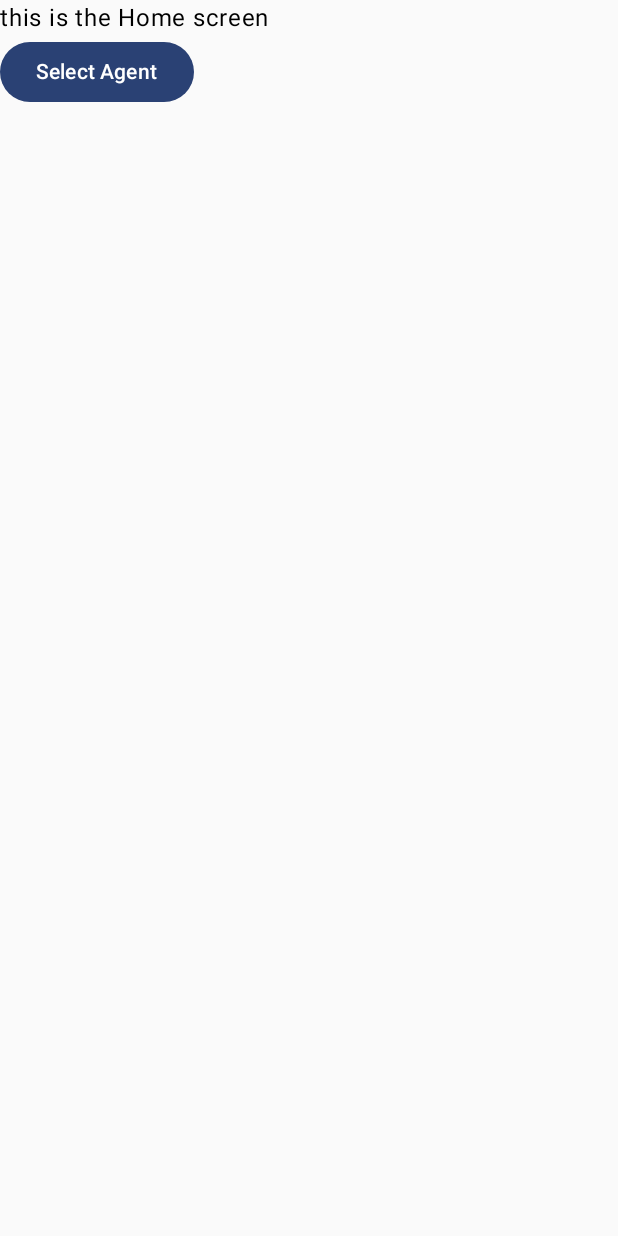
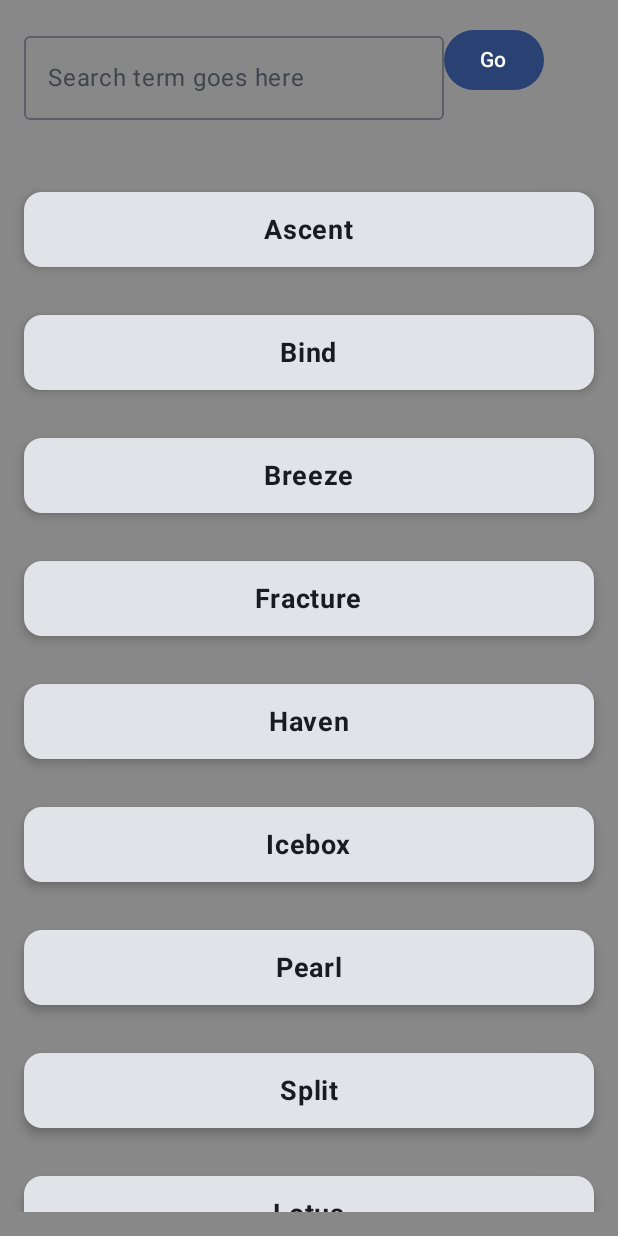
Before and after one commit to ravigavade/Valorant---Clutch-Guide, an Android app built with Jetpack Compose: the screen it shows after launch (MainActivity), on a phone screen of 412 x 824 dp. Run offline under Robolectric (Android 15) with nearby library versions, the light colour scheme and no system bars.

Commit message:
basic ui n activity planning

```diff
--- a/app/src/main/java/com/csaim/valorant_clutchguide/MainActivity.kt
+++ b/app/src/main/java/com/csaim/valorant_clutchguide/MainActivity.kt
@@ -2,18 +2,42 @@
 
 import android.content.Intent
 import android.os.Bundle
+import android.widget.EditText
+import android.widget.Toast
 import androidx.activity.ComponentActivity
 import androidx.activity.compose.setContent
 import androidx.activity.enableEdgeToEdge
+import androidx.compose.foundation.background
+import androidx.compose.foundation.layout.Arrangement
+import androidx.compose.foundation.layout.Box
 import androidx.compose.foundation.layout.Column
+import androidx.compose.foundation.layout.Row
 import androidx.compose.foundation.layout.fillMaxSize
+import androidx.compose.foundation.layout.fillMaxWidth
+import androidx.compose.foundation.layout.height
 import androidx.compose.foundation.layout.padding
+import androidx.compose.foundation.lazy.LazyColumn
+import androidx.compose.foundation.lazy.items
+import androidx.compose.foundation.shape.RoundedCornerShape
 import androidx.compose.material3.Button
+import androidx.compose.material3.Card
+import androidx.compose.material3.CardDefaults
+import androidx.compose.material3.OutlinedTextField
 import androidx.compose.material3.Scaffold
 import androidx.compose.material3.Text
+import androidx.compose.material3.TextField
 import androidx.compose.runtime.Composable
+import androidx.compose.runtime.getValue
+import androidx.compose.runtime.mutableStateOf
+import androidx.compose.runtime.remember
+import androidx.compose.runtime.setValue
+import androidx.compose.ui.Alignment
 import androidx.compose.ui.Modifier
+import androidx.compose.ui.graphics.Color
+import androidx.compose.ui.text.font.FontWeight
 import androidx.compose.ui.tooling.preview.Preview
+import androidx.compose.ui.unit.dp
+import androidx.compose.ui.unit.sp
 import com.csaim.valorant_clutchguide.ui.theme.ValorantClutchGuideTheme
 
 class MainActivity : ComponentActivity() {
@@ -21,13 +45,81 @@
         super.onCreate(savedInstanceState)
         enableEdgeToEdge()
         setContent {
+
+            var searchTerm by remember { mutableStateOf("") }
+
             ValorantClutchGuideTheme {
-                Column {
-                    Text(text = "this is the Home screen")
-                    Button(onClick = {
-                        startActivity(Intent(this@MainActivity,AgentScreen::class.java))
-                    }) { Text(text = "Select Agent") }
+
+                ///
+                Column(
+                    modifier = Modifier
+                        .background(Color.Gray)
+                        .fillMaxSize()
+                ) {
+
+                    Row(
+                        modifier = Modifier
+                            .padding(16.dp)
+                    ) {
+
+                        OutlinedTextField(
+                            value = searchTerm,
+                            onValueChange = { searchTerm = it },
+                            label = { Text("Search term goes here") },
+//                            modifier = Modifier.fillMaxWidth()
+                        )
+                        Button(
+                            onClick = {
+                                startActivity(Intent(this@MainActivity,SideScreen::class.java))
+                            },
+                            modifier = Modifier
+                        ) {
+                            Text(text = "Go")
+                        }
+                    }
+
+                    //list of maps
+                    val maps= listOf("Ascent", "Bind", "Breeze", "Fracture", "Haven", "Icebox", "Pearl", "Split", "Lotus", "Sunset", "Abyss")
+
+                    //replancement of recycler view
+                    LazyColumn(
+                        modifier = Modifier
+                            .padding(16.dp)
+                    ) {
+                        items(maps){ mapName->//maps is the list of maps
+                            //card view for better ui
+                            Card(
+                                modifier = Modifier
+                                    .padding(16.dp)
+                                    .fillParentMaxWidth()
+                                    .height(50.dp),
+                                shape = RoundedCornerShape(12.dp),
+                                elevation = CardDefaults.cardElevation(defaultElevation = 4.dp),
+                                onClick = { startActivity(Intent(this@MainActivity,AgentScreen::class.java)) }
+
+                            ) {
+                                //box to center the text
+                                Box(
+                                    modifier = Modifier.fillMaxSize(), // Make the Box fill the whole Card
+                                    contentAlignment = Alignment.Center // Center the content inside the Box
+                                ) {
+                                    Text(
+                                        text = mapName,
+                                        fontSize = 18.sp,
+                                        fontWeight = FontWeight.Bold
+                                    )
+                                }
+                            }
+                        }
+                    }
+
                 }
+                ///
+
+
+
+
+
             }
         }
     }
```
Also changed, not shown: app/src/main/java/com/csaim/valorant_clutchguide/SideScreen.kt (+63 -10 lines).
